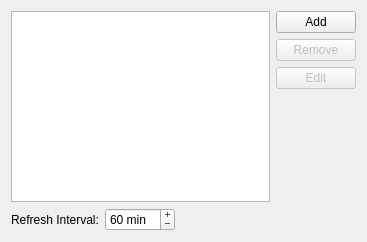
Before: the Qt Designer form src/plugins/locator/settingspage.ui in qt-creator/qt-creator, drawn with Qt 5.
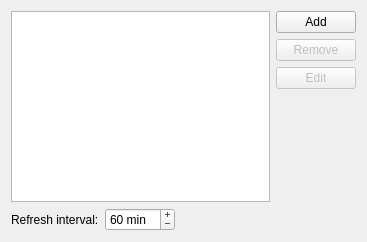
After: the same form once the commit is applied.

Patch:
```diff
--- a/src/plugins/locator/settingspage.ui
+++ b/src/plugins/locator/settingspage.ui
@@ -70,7 +70,7 @@
      <item>
       <widget class="QLabel" name="refreshIntervalLabel">
        <property name="text">
-        <string>Refresh Interval:</string>
+        <string>Refresh interval:</string>
        </property>
       </widget>
      </item>
```
